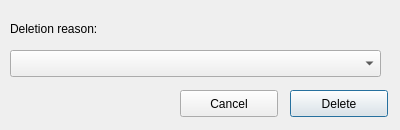
Qt form huggle/deleteform.ui (huggle/huggle3-qt-lx) before a commit.
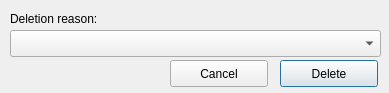
The same form after that commit.

```diff
--- a/huggle/deleteform.ui
+++ b/huggle/deleteform.ui
@@ -6,8 +6,8 @@
    <rect>
     <x>0</x>
     <y>0</y>
-    <width>400</width>
-    <height>130</height>
+    <width>389</width>
+    <height>93</height>
    </rect>
   </property>
   <property name="windowTitle">
@@ -16,8 +16,8 @@
   <widget class="QPushButton" name="pushButton">
    <property name="geometry">
     <rect>
-     <x>290</x>
-     <y>90</y>
+     <x>280</x>
+     <y>60</y>
      <width>98</width>
      <height>27</height>
     </rect>
@@ -35,8 +35,8 @@
   <widget class="QPushButton" name="pushButton_2">
    <property name="geometry">
     <rect>
-     <x>180</x>
-     <y>90</y>
+     <x>170</x>
+     <y>60</y>
      <width>98</width>
      <height>27</height>
     </rect>
@@ -49,7 +49,7 @@
    <property name="geometry">
     <rect>
      <x>10</x>
-     <y>50</y>
+     <y>30</y>
      <width>371</width>
      <height>27</height>
     </rect>
@@ -59,7 +59,7 @@
    <property name="geometry">
     <rect>
      <x>10</x>
-     <y>20</y>
+     <y>10</y>
      <width>111</width>
      <height>17</height>
     </rect>
```
